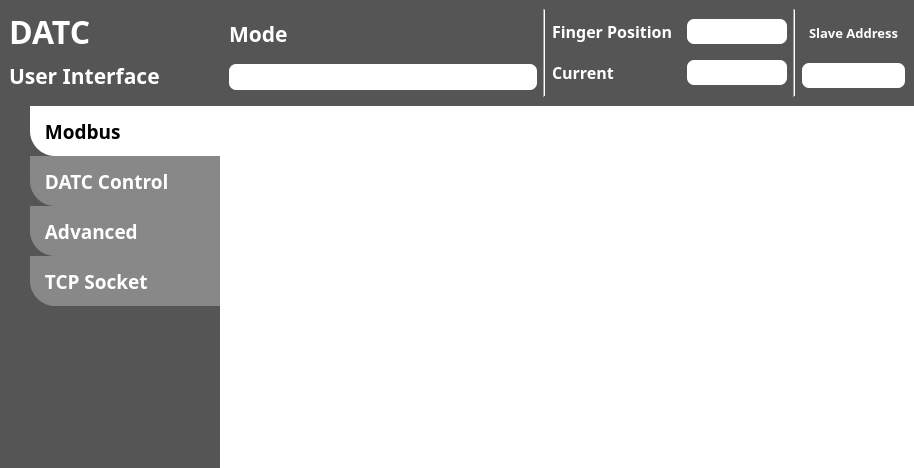
Qt form ui/main_window.ui (PlanA2G/datc_user_interface) before a commit.
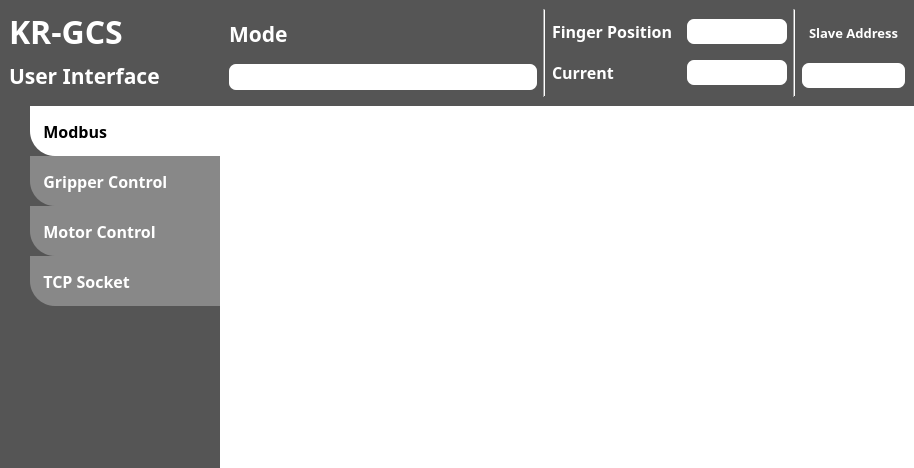
The same form after that commit. Icons and pictures are not drawn.

Diff of the .ui file:
```diff
--- a/ui/main_window.ui
+++ b/ui/main_window.ui
@@ -176,7 +176,7 @@
             </font>
            </property>
            <property name="text">
-            <string>DATC</string>
+            <string>KR-GCS</string>
            </property>
           </widget>
          </item>
@@ -803,7 +803,7 @@
             <property name="font">
              <font>
               <family>Noto Sans KR</family>
-              <pointsize>14</pointsize>
+              <pointsize>12</pointsize>
               <bold>true</bold>
               <strikeout>false</strikeout>
               <kerning>true</kerning>
@@ -1043,12 +1043,12 @@
             <property name="font">
              <font>
               <family>Noto Sans KR</family>
-              <pointsize>14</pointsize>
+              <pointsize>12</pointsize>
               <bold>true</bold>
              </font>
             </property>
             <property name="text">
-             <string>  DATC Control</string>
+             <string>  Gripper Control</string>
             </property>
             <property name="icon">
              <iconset resource="../asset/feather_icon/resource.qrc">
@@ -1281,12 +1281,12 @@
             <property name="font">
              <font>
               <family>Noto Sans KR</family>
-              <pointsize>14</pointsize>
+              <pointsize>12</pointsize>
               <bold>true</bold>
              </font>
             </property>
             <property name="text">
-             <string>  Advanced</string>
+             <string>  Motor Control</string>
             </property>
             <property name="icon">
              <iconset resource="../asset/feather_icon/resource.qrc">
@@ -1519,7 +1519,7 @@
             <property name="font">
              <font>
               <family>Noto Sans KR</family>
-              <pointsize>14</pointsize>
+              <pointsize>12</pointsize>
               <bold>true</bold>
              </font>
             </property>
```
Left out of the diff: 2 changed lines with no effect on the pictures.
